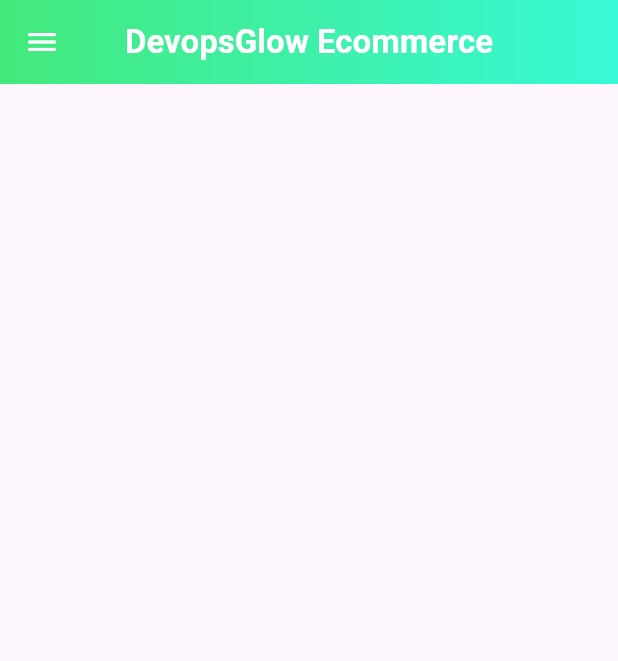
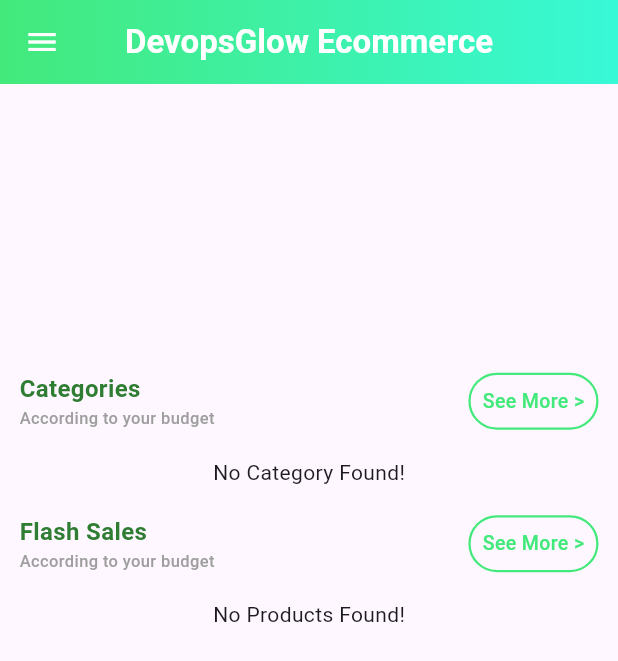
Before and after one commit to hwb06/Ecomm_App, a Flutter app: the MainScreen screen opened directly, on a phone screen of 412 x 824 dp. Shown: the top 661 px of the screen. Run offline on Flutter 3.47's test engine with Material 3 defaults, Android fonts, the phone set to English and light mode, and no system bars; drawn by our look-alikes of carousel_slider; our stand-ins replace cached_network_image, cloud_firestore, firebase_auth, firebase_core, firebase_messaging, flutter_easyloading and 4 more; missing offline and left inert: image_card; accounts and stored records are empty.

Commit message:
Fetch cat and prod data from firebase

```diff
--- /dev/null
+++ b/lib/models/category.dart
@@ -0,0 +1,37 @@
+class CategoriesModel {
+  final String categoryId;
+  final String categoryImg;
+  final String categoryName;
+  final dynamic createdAt;
+  final dynamic updatedAt;
+
+  CategoriesModel({
+    required this.categoryId,
+    required this.categoryImg,
+    required this.categoryName,
+    required this.createdAt,
+    required this.updatedAt,
+  });
+
+  // Serialize the UserModel instance to a JSON map
+  Map<String, dynamic> toMap() {
+    return {
+      'categoryId': categoryId,
+      'categoryImg': categoryImg,
+      'categoryName': categoryName,
+      'createdAt': createdAt,
+      'updatedAt': updatedAt,
+    };
+  }
+
+  // Create a UserModel instance from a JSON map
+  factory CategoriesModel.fromMap(Map<String, dynamic> json) {
+    return CategoriesModel(
+      categoryId: json['categoryId'],
+      categoryImg: json['categoryImg'],
+      categoryName: json['categoryName'],
+      createdAt: json['createdAt'],
+      updatedAt: json['updatedAt'],
+    );
+  }
+}
--- /dev/null
+++ b/lib/models/product_model.dart
@@ -0,0 +1,63 @@
+class ProductModel {
+  final String productId;
+  final String categoryId;
+  final String productName;
+  final String categoryName;
+  final String salePrice;
+  final String fullPrice;
+  final List productImages;
+  final String deliveryTime;
+  final bool isSale;
+  final String productDescription;
+  final dynamic createdAt;
+  final dynamic updatedAt;
+
+  ProductModel({
+    required this.productId,
+    required this.categoryId,
+    required this.productName,
+    required this.categoryName,
+    required this.salePrice,
+    required this.fullPrice,
+    required this.productImages,
+    required this.deliveryTime,
+    required this.isSale,
+    required this.productDescription,
+    required this.createdAt,
+    required this.updatedAt,
+  });
+
+  Map<String, dynamic> toMap() {
+    return {
+      'productId': productId,
+      'categoryId': categoryId,
+      'productName': productName,
+      'categoryName': categoryName,
+      'salePrice': salePrice,
+      'fullPrice': fullPrice,
+      'productImages': productImages,
+      'deliveryTime': deliveryTime,
+      'isSale': isSale,
+      'productDescription': productDescription,
+      'createdAt': createdAt,
+      'updatedAt': updatedAt,
+    };
+  }
+
+  factory ProductModel.fromMap(Map<String, dynamic> json) {
+    return ProductModel(
+      productId: json['productId'],
+      categoryId: json['categoryId'],
+      productName: json['productName'],
+      categoryName: json['categoryName'],
+      salePrice: json['salePrice'],
+      fullPrice: json['fullPrice'],
+      productImages: json['productImages'],
+      deliveryTime: json['deliveryTime'],
+      isSale: json['isSale'],
+      productDescription: json['productDescription'],
+      createdAt: json['createdAt'],
+      updatedAt: json['updatedAt'],
+    );
+  }
+}
--- a/lib/screens/user_panel/main_screen.dart
+++ b/lib/screens/user_panel/main_screen.dart
@@ -3,12 +3,16 @@
 import 'package:e_comm_app/utils/app_constant.dart';
 import 'package:e_comm_app/widgets/banner_widget.dart';
 import 'package:e_comm_app/widgets/custom_drawer_widget.dart';
+import 'package:e_comm_app/widgets/flash_sale_widget.dart';
+import 'package:e_comm_app/widgets/heading_widget.dart';
 import 'package:firebase_auth/firebase_auth.dart';
 import 'package:flutter/cupertino.dart';
 import 'package:flutter/material.dart';
 import 'package:get/get.dart';
 import 'package:get/get_core/src/get_main.dart';
 import 'package:google_sign_in/google_sign_in.dart';
+
+import '../../widgets/category_widget.dart';
 
 class MainScreen extends StatelessWidget {
   @override
@@ -40,6 +44,27 @@
               ),
               //banners
               BannerWidget(),
+
+              //heading
+              HeadingWidget(
+                headingTitle: "Categories",
+                headingSubTitle: "According to your budget",
+                onTap: (){},
+                buttonText: "See More >",
+              ),
+
+              //Categories Section
+              CategoryWidget(),
+              //Heading 02
+              HeadingWidget(
+                headingTitle: "Flash Sales",
+                headingSubTitle: "According to your budget",
+                onTap: (){},
+                buttonText: "See More >",
+              ),
+
+              FlashSaleWidget(),
+
             ],
           ),
         ),
--- /dev/null
+++ b/lib/widgets/category_widget.dart
@@ -0,0 +1,88 @@
+import 'package:cached_network_image/cached_network_image.dart';
+import 'package:cloud_firestore/cloud_firestore.dart';
+import 'package:e_comm_app/models/category.dart';
+import 'package:flutter/cupertino.dart';
+import 'package:flutter/material.dart';
+import 'package:get/get.dart';
+import 'package:get/get_core/src/get_main.dart';
+import 'package:image_card/image_card.dart';
+
+class CategoryWidget extends StatelessWidget {
+  @override
+  Widget build(BuildContext context) {
+    return FutureBuilder(
+      future: FirebaseFirestore.instance.collection("categories").get(),
+      builder: (BuildContext context, AsyncSnapshot<QuerySnapshot> snapshot) {
+        if (snapshot.hasError) {
+          return Center(
+            child: Text("Error"),
+          );
+        }
+        if (snapshot.connectionState == ConnectionState.waiting) {
+          return Container(
+            height: Get.height / 5,
+            child: Center(
+              child: CupertinoActivityIndicator(),
+            ),
+          );
+        }
+        if (snapshot.data!.docs.isEmpty) {
+          return Center(
+            child: Text("No Category Found!"),
+          );
+        }
+        if (snapshot.data != null) {
+          return Container(
+            height: Get.height / 5,
+            child: ListView.builder(
+                itemCount: snapshot.data!.docs.length,
+                shrinkWrap: true,
+                scrollDirection: Axis.horizontal,
+                itemBuilder: (context, index) {
+                  CategoriesModel categoriesModel = CategoriesModel(
+                    categoryId: snapshot.data!.docs[index]['categoryId'],
+                    categoryImg: snapshot.data!.docs[index]['categoryImg'],
+                    categoryName: snapshot.data!.docs[index]['categoryName'],
+                    createdAt: snapshot.data!.docs[index]['createdAt'],
+                    updatedAt: snapshot.data!.docs[index]['updatedAt'],
+                  );
+                  return Row(
+                    children: [
+                      Padding(
+                        padding: EdgeInsets.all(5.0),
+                        child: Container(
+                          child: FillImageCard(
+                            borderRadius: 20.0,
+                            width: Get.width / 4.0,
+                            heightImage: Get.height / 12,
+                            imageProvider: CachedNetworkImageProvider(
+                              categoriesModel.categoryImg,
+                            ),
+                            title: Center(
+                              child: Text(
+                                categoriesModel.categoryName,
+                                style: TextStyle(
+                                    fontSize: 12.0,
+                                  color: Colors.black,
+                                  fontWeight: FontWeight.bold,
+                                ),
+                              ),
+                            ),
+                            footer: Center(
+                                child: Text(
+                              'Latest',
+                              style: TextStyle(fontSize: 12),
+                            )),
+                          ),
+                        ),
+                      ),
+                    ],
+                  );
+                }),
+          );
+        }
+        return Container();
+      },
+    );
+  }
+}
--- /dev/null
+++ b/lib/widgets/flash_sale_widget.dart
@@ -0,0 +1,123 @@
+import 'package:cached_network_image/cached_network_image.dart';
+import 'package:cloud_firestore/cloud_firestore.dart';
+import 'package:e_comm_app/models/category.dart';
+import 'package:e_comm_app/models/product_model.dart';
+import 'package:e_comm_app/utils/app_constant.dart';
+import 'package:flutter/cupertino.dart';
+import 'package:flutter/material.dart';
+import 'package:get/get.dart';
+import 'package:get/get_core/src/get_main.dart';
+import 'package:image_card/image_card.dart';
+
+class FlashSaleWidget extends StatelessWidget {
+  @override
+  Widget build(BuildContext context) {
+    return FutureBuilder(
+      future: FirebaseFirestore.instance
+          .collection("products")
+          .where('isSale', isEqualTo: true)
+          .get(),
+      builder: (BuildContext context, AsyncSnapshot<QuerySnapshot> snapshot) {
+        if (snapshot.hasError) {
+          return Center(
+            child: Text("Error"),
+          );
+        }
+        if (snapshot.connectionState == ConnectionState.waiting) {
+          return Container(
+            height: Get.height / 4.5,
+            child: Center(
+              child: CupertinoActivityIndicator(),
+            ),
+          );
+        }
+        if (snapshot.data!.docs.isEmpty) {
+          return Center(
+            child: Text("No Products Found!"),
+          );
+        }
+        if (snapshot.data != null) {
+          return Container(
+            height: Get.height / 5,
+            child: ListView.builder(
+                itemCount: snapshot.data!.docs.length,
+                shrinkWrap: true,
+                scrollDirection: Axis.horizontal,
+                itemBuilder: (context, index) {
+                  final productData = snapshot.data!.docs[index];
+                  ProductModel productModel = ProductModel(
+                      productId: productData['productId'],
+                      categoryId: productData['categoryId'],
+                      productName: productData['productName'],
+                      categoryName: productData['categoryName'],
+                      salePrice: productData['salePrice'],
+                      fullPrice: productData['fullPrice'],
+                      productImages: productData['productImages'],
+                      deliveryTime: productData['deliveryTime'],
+                      isSale: productData['isSale'],
+                      productDescription: productData['productDescription'],
+                      createdAt: productData['createdAt'],
+                      updatedAt: productData['updatedAt']);
+
+                  // CategoriesModel categoriesModel = CategoriesModel(
+                  //   categoryId: snapshot.data!.docs[index]['categoryId'],
+                  //   categoryImg: snapshot.data!.docs[index]['categoryImg'],
+                  //   categoryName: snapshot.data!.docs[index]['categoryName'],
+                  //   createdAt: snapshot.data!.docs[index]['createdAt'],
+                  //   updatedAt: snapshot.data!.docs[index]['updatedAt'],
+                  // );
+                  return Row(
+                    children: [
+                      Padding(
+                        padding: EdgeInsets.all(5.0),
+                        child: Container(
+                          child: FillImageCard(
+                              borderRadius: 20.0,
+                              width: Get.width / 3.5,
+                              heightImage: Get.height / 12,
+                              imageProvider: CachedNetworkImageProvider(
+                                productModel.productImages[0],
+                              ),
+                              title: Center(
+                                child: Text(
+                                  productModel.productName,
+                                  overflow: TextOverflow.ellipsis,
+                                  style: TextStyle(
+                                    fontSize: 12.0,
+                                    color: Colors.black,
+                                    fontWeight: FontWeight.bold,
+                                  ),
+                                ),
+                              ),
+                              footer: Row(
+                                mainAxisAlignment: MainAxisAlignment.center,
+                                children: [
+                                  Text(
+                                    "Rs ${productModel.salePrice}",
+                                    style: TextStyle(fontSize: 12.0),
+                                  ),
+                                  SizedBox(
+                                    width: 3.0,
+                                  ),
+                                  Text(
+                                    "${productModel.fullPrice}",
+                                    style: TextStyle(
+                                      fontSize: 11.0,
+                                      color: AppConstant.AppSecondaryColor,
+                                      decoration: TextDecoration.lineThrough,
+                                    ),
+                                  ),
+                                ],
+                              )),
+                        ),
+                      ),
+                    ],
+                  );
+                }),
+          );
+        }
+        return Container();
+      },
+    );
+  }
+}
--- /dev/null
+++ b/lib/widgets/heading_widget.dart
@@ -0,0 +1,74 @@
+import 'package:flutter/cupertino.dart';
+import 'package:flutter/material.dart';
+
+import '../utils/app_constant.dart';
+
+class HeadingWidget extends StatelessWidget {
+
+  final String headingTitle;
+  final String headingSubTitle;
+  final VoidCallback onTap;
+  final String buttonText;
+
+  HeadingWidget({
+    super.key,
+    required this.headingTitle,
+    required this.headingSubTitle,
+    required this.onTap,
+    required this.buttonText,
+});
+
+
+  @override
+  Widget build(BuildContext context) {
+    return Container(
+      margin: EdgeInsets.symmetric(horizontal: 5.0, vertical: 10.0),
+      child: Padding(
+        padding: EdgeInsets.all(8.0),
+        child: Row(
+          mainAxisAlignment: MainAxisAlignment.spaceBetween,
+          children: [
+            Column(
+              crossAxisAlignment: CrossAxisAlignment.start,
+              children: [
+                Text(
+                  headingTitle,
+                  style: TextStyle(fontWeight: FontWeight.bold,
+                  color: Colors.green.shade800,
+                    fontSize: 16,
+                  ),
+                ),
+                Text(
+                  headingSubTitle,
+                  style: TextStyle(fontWeight: FontWeight.w500,
+                    color: Colors.grey,
+                    fontSize: 11.0
+                  ),
+                ),
+              ],
+            ),
+            GestureDetector(
+              onTap: onTap,
+              child: Container(
+                decoration: BoxDecoration(
+                  borderRadius: BorderRadius.circular(20.0),
+                  border: Border.all(color: AppConstant.AppSecondaryColor,
+                    width: 1.5,
+                  ),
+                ),
+                child: Padding(
+                  padding: const EdgeInsets.all(8.0),
+                  child: Text(buttonText, style: TextStyle(
+                    fontWeight: FontWeight.w500,
+                    fontSize: 13.0,
+                    color: AppConstant.AppSecondaryColor,
+                  ),),
+                ),
+              ),
+            ),
+          ],
+        ),
+      ),
+    );
+  }
+}
--- a/pubspec.yaml
+++ b/pubspec.yaml
@@ -46,6 +46,7 @@
   firebase_messaging: ^15.1.3
   carousel_slider: ^5.0.0
   cached_network_image: ^3.4.1
+  image_card: ^0.0.4
 
 dev_dependencies:
   flutter_test:
```
Also changed, not shown: pubspec.lock.
